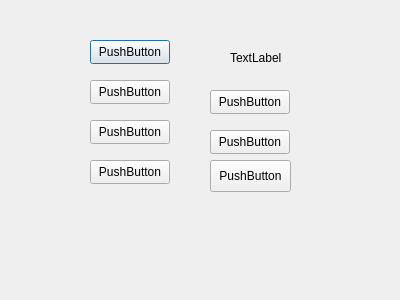
Old version of the form UnitTesting/librarianaccountpage.ui in the repository cameron001/cs100_finalproject.
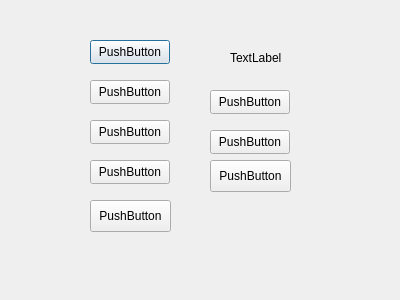
New version of the form.

The edit to the form file:
```diff
--- a/UnitTesting/librarianaccountpage.ui
+++ b/UnitTesting/librarianaccountpage.ui
@@ -104,6 +104,20 @@
     <string>PushButton</string>
    </property>
   </widget>
+  <widget class="QPushButton" name="logout">
+   <property name="geometry">
+    <rect>
+     <x>90</x>
+     <y>200</y>
+     <width>81</width>
+     <height>32</height>
+    </rect>
+   </property>
+   <property name="text">
+    <string>PushButton</string>
+   </property>
+  </widget>
+
   <widget class="QPushButton" name="searchByISBNButton">
    <property name="geometry">
     <rect>
```
Left out of the diff: 1 changed line with no effect on the pictures.
